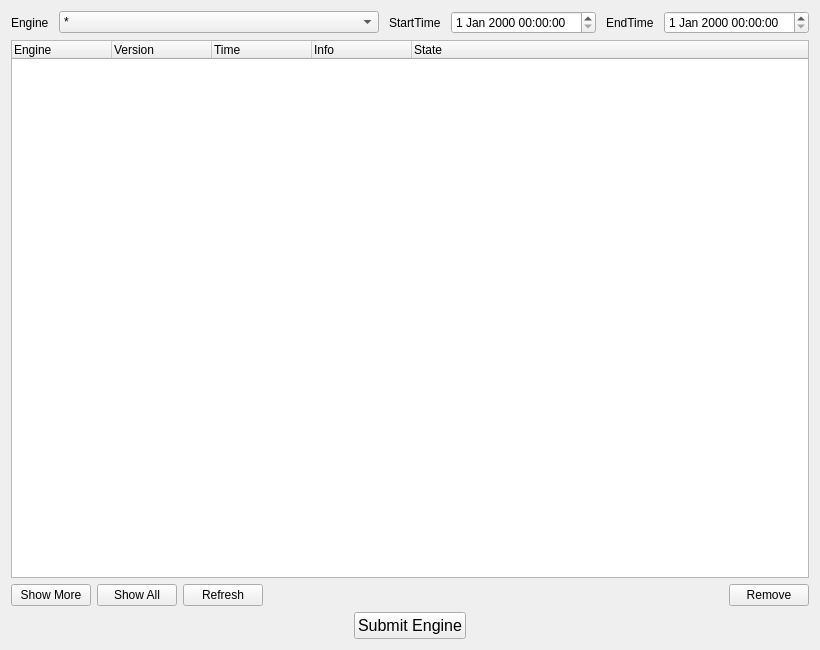
Old version of the form BaseClient/Source/ManageEngine.ui in the repository WorksAhead/Base.
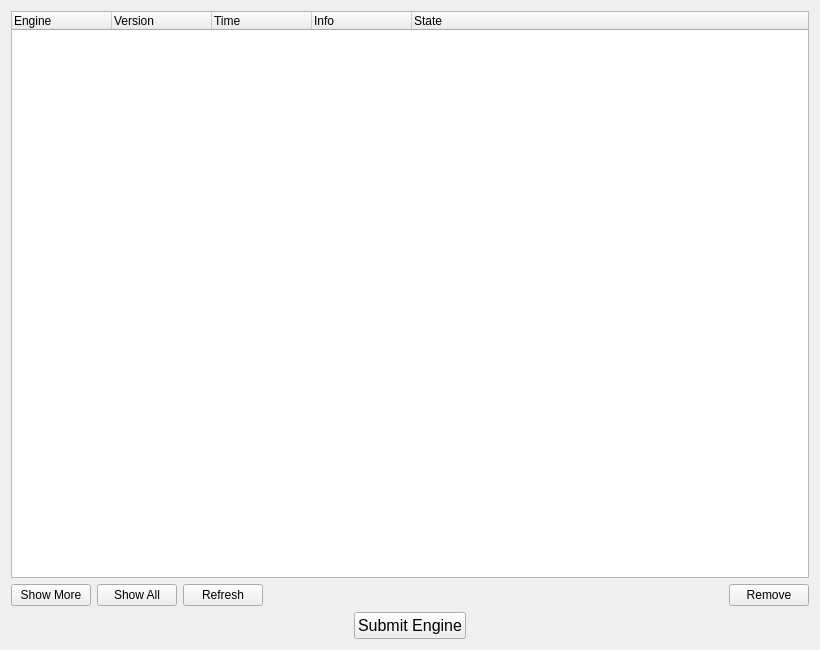
New version of the form.

Diff of the .ui file:
```diff
--- a/BaseClient/Source/ManageEngine.ui
+++ b/BaseClient/Source/ManageEngine.ui
@@ -14,55 +14,6 @@
    <string>Form</string>
   </property>
   <layout class="QVBoxLayout" name="verticalLayout">
-   <item>
-    <layout class="QHBoxLayout" name="horizontalLayout">
-     <property name="spacing">
-      <number>10</number>
-     </property>
-     <item>
-      <widget class="QLabel" name="label">
-       <property name="text">
-        <string>Engine</string>
-       </property>
-      </widget>
-     </item>
-     <item>
-      <widget class="QComboBox" name="engineFilter">
-       <property name="sizePolicy">
-        <sizepolicy hsizetype="Expanding" vsizetype="Fixed">
-         <horstretch>0</horstretch>
-         <verstretch>0</verstretch>
-        </sizepolicy>
-       </property>
-       <item>
-        <property name="text">
-         <string>*</string>
-        </property>
-       </item>
-      </widget>
-     </item>
-     <item>
-      <widget class="QLabel" name="label_3">
-       <property name="text">
-        <string>StartTime</string>
-       </property>
-      </widget>
-     </item>
-     <item>
-      <widget class="QDateTimeEdit" name="startTimeEdit"/>
-     </item>
-     <item>
-      <widget class="QLabel" name="label_4">
-       <property name="text">
-        <string>EndTime</string>
-       </property>
-      </widget>
-     </item>
-     <item>
-      <widget class="QDateTimeEdit" name="endTimeEdit"/>
-     </item>
-    </layout>
-   </item>
    <item>
     <widget class="QTreeWidget" name="engineList">
      <property name="selectionMode">
```
